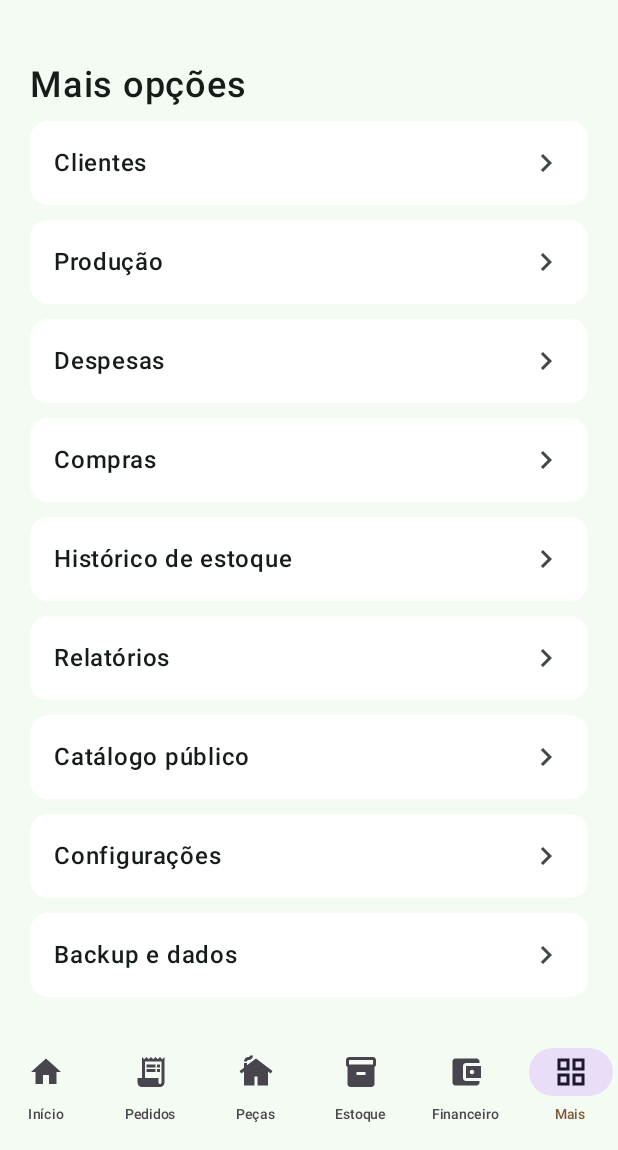
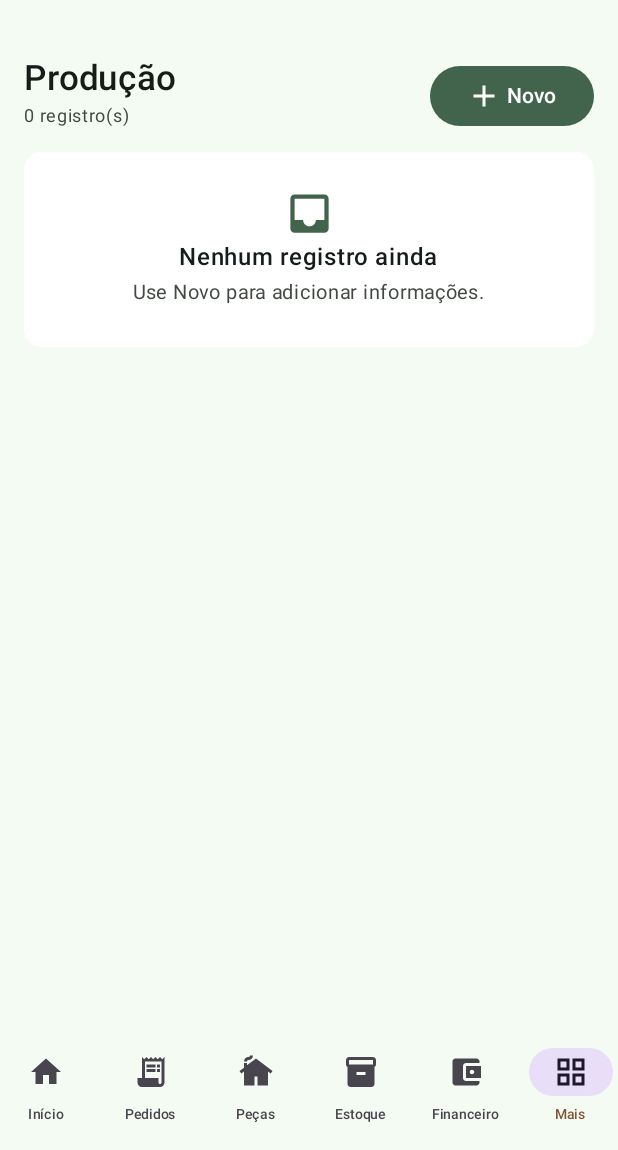
Before and after one commit to anderfc22/Ateliecroche, an Android app built with Jetpack Compose: the screen it shows after launch (MainActivity), after a tap on "Produção", on a phone screen of 412 x 824 dp, the part 86-1236 px from its top. Run offline under Robolectric (Android 15) with nearby library versions, the phone set to English and light mode, and no system bars; 3 other taps on this screen came first.

Commit message:
Conectar opções adicionais ao menu funcional

```diff
--- a/app/src/main/java/com/lelecroche/app/MainActivity.kt
+++ b/app/src/main/java/com/lelecroche/app/MainActivity.kt
@@ -97,8 +97,9 @@ private fun LeleCrocheApp() {
                 2 -> DataScreen(AppDatabase(androidx.compose.ui.platform.LocalContext.current), "Peças", Modifier.padding(padding))
                 3 -> DataScreen(AppDatabase(androidx.compose.ui.platform.LocalContext.current), "Estoque", Modifier.padding(padding))
                 4 -> DataScreen(AppDatabase(androidx.compose.ui.platform.LocalContext.current), "Financeiro", Modifier.padding(padding))
-                else -> if (moreSection == "Clientes") CustomersScreen(Modifier.padding(padding)) { moreSection = null }
-                    else MoreScreen(Modifier.padding(padding)) { moreSection = it }
+                else -> if (moreSection == null) MoreScreen(Modifier.padding(padding)) { moreSection = it }
+                    else if (moreSection == "Clientes") CustomersScreen(Modifier.padding(padding)) { moreSection = null }
+                    else DataScreen(AppDatabase(androidx.compose.ui.platform.LocalContext.current), moreSection!!, Modifier.padding(padding))
             }
         }
     }
```
